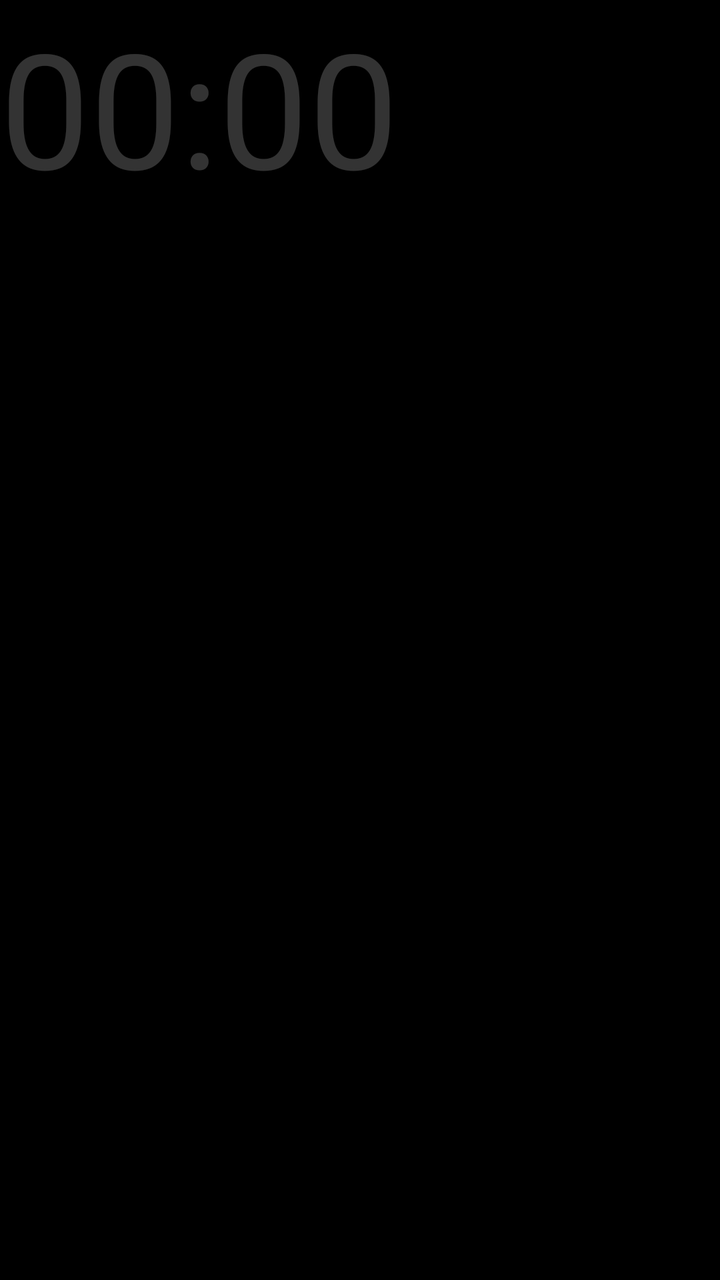
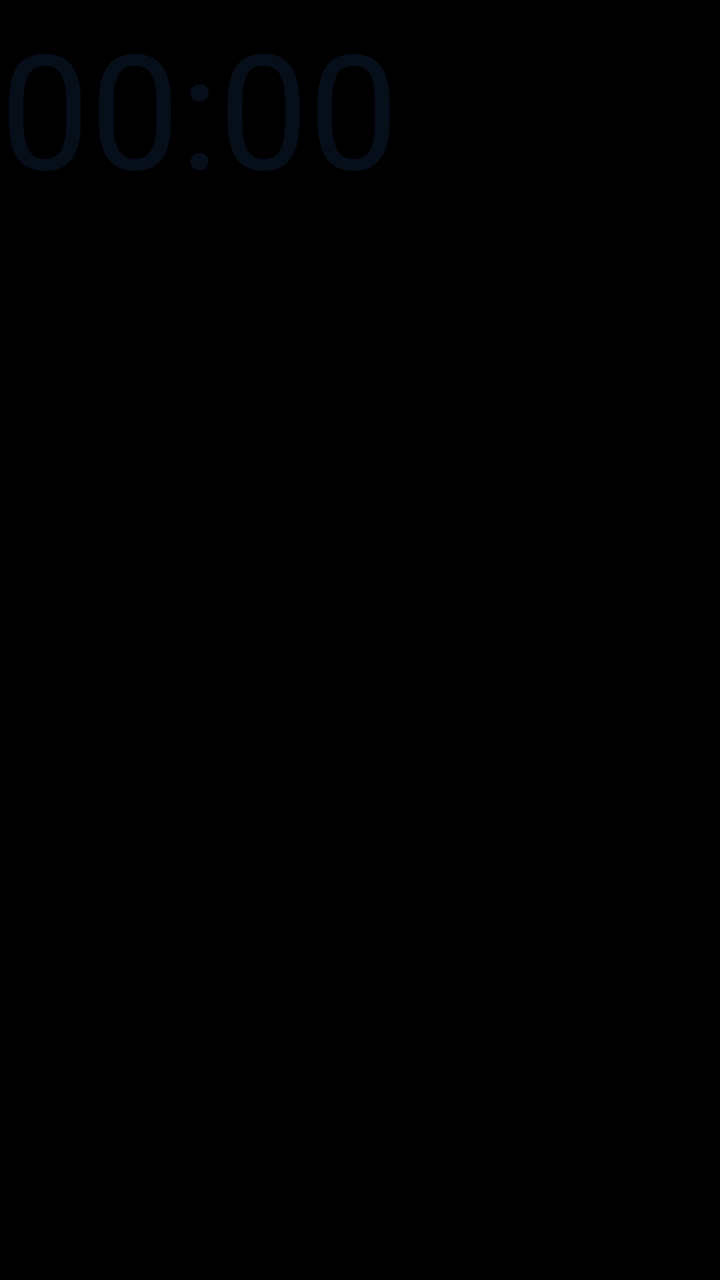

The first picture is an Android layout as it rendered before a commit; the second is the same layout after the commit. The layout source and the unified diff follow.
<!-- AndroidManifest.xml: activity theme Theme.AppCompat.NoActionBar -->
<!-- res/layout/activity_screensaver.xml -->
<?xml version="1.0" encoding="utf-8"?>
<FrameLayout xmlns:android="http://schemas.android.com/apk/res/android"
    android:layout_width="match_parent"
    android:layout_height="match_parent"
    android:background="#000000">

    <TextView
        android:id="@+id/tvClock"
        android:layout_width="wrap_content"
        android:layout_height="wrap_content"
        android:text="00:00"
        android:textColor="#33FFFFFF"
        android:textSize="80sp"
        android:textStyle="bold"
        android:fontFamily="sans-serif-thin" />
</FrameLayout>
<!-- resources referenced by this layout -->
<resources>

</resources>

<!-- the commit's change to res/layout/activity_screensaver.xml (unified diff, before → after) -->
@@ -9,7 +9,7 @@
         android:layout_width="wrap_content"
         android:layout_height="wrap_content"
         android:text="00:00"
-        android:textColor="#33FFFFFF"
+        android:textColor="@color/accent_wash"
         android:textSize="80sp"
         android:textStyle="bold"
         android:fontFamily="sans-serif-thin" />
<!-- resource entries referenced after the edit -->
@@ -1,5 +1,5 @@
 <!-- resources referenced by this layout -->
 <resources>
-
+  <color name="accent_wash">#1A3D8BFF</color>
 </resources>
 
